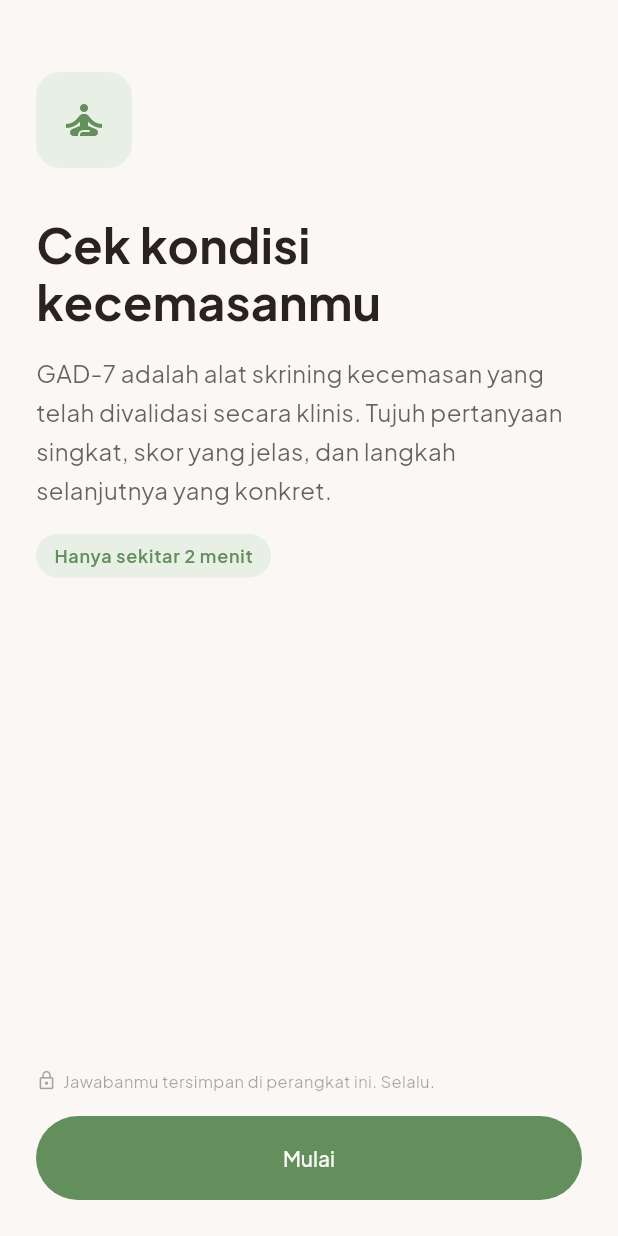
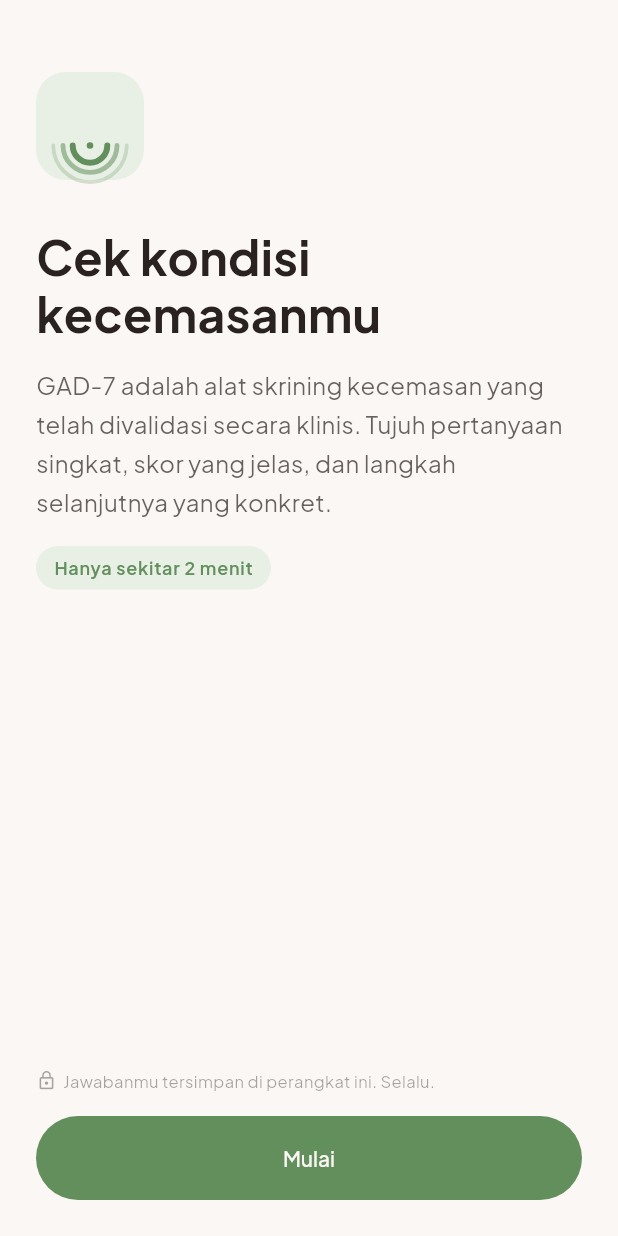
Before and after one commit to nugrahaa878/saujana, a Flutter app: the screen it shows after launch, on a phone screen of 412 x 824 dp. Run offline on Flutter 3.47's test engine with Material 3 defaults, Android fonts, the phone set to English and light mode, and no system bars; our stand-ins replace go_router, google_fonts, hive_flutter; accounts and stored records are empty.

Commit message:
feat: add Saujana logo widget and use it on onboarding screen
Implements the brand logo as a CustomPainter — three concentric rising
arcs anchored to a central dot, representing a horizon expanding outward
(the meaning of "Saujana"). Adapts to light and dark mode via the
app color token system. Replaces the generic icon placeholder on the
onboarding screen.

Co-Authored-By: Claude Sonnet 4.6 <noreply@anthropic.com>

```diff
--- /dev/null
+++ b/lib/core/widgets/saujana_logo.dart
@@ -0,0 +1,79 @@
+import 'dart:math';
+import 'package:flutter/material.dart';
+import 'package:saujana/core/theme/app_colors.dart';
+
+/// Saujana brand logo.
+///
+/// Three concentric rising arcs — representing a horizon expanding outward,
+/// reflecting the name "Saujana" (Malay/Indonesian: as far as the eye can see).
+class SaujanaLogo extends StatelessWidget {
+  const SaujanaLogo({super.key, this.size = 80});
+
+  final double size;
+
+  @override
+  Widget build(BuildContext context) {
+    final isDark = Theme.of(context).brightness == Brightness.dark;
+    final bgColor = isDark ? AppColors.darkActionSubtle : AppColors.actionSubtle;
+
+    return Container(
+      width:  size,
+      height: size,
+      decoration: BoxDecoration(
+        color:        bgColor,
+        borderRadius: BorderRadius.circular(size * 0.28),
+      ),
+      child: CustomPaint(
+        painter: _HorizonPainter(isDark: isDark),
+      ),
+    );
+  }
+}
+
+class _HorizonPainter extends CustomPainter {
+  const _HorizonPainter({required this.isDark});
+  final bool isDark;
+
+  @override
+  void paint(Canvas canvas, Size size) {
+    final color  = isDark ? AppColors.darkActionDefault : AppColors.actionDefault;
+    final cx     = size.width  / 2;
+    final cy     = size.height * 0.68; // anchor point slightly below center
+    final unit   = size.width  * 0.1;  // base radius unit
+
+    final arcs = [
+      (radius: unit * 1.6, opacity: 1.0,  width: unit * 0.55),
+      (radius: unit * 2.5, opacity: 0.55, width: unit * 0.45),
+      (radius: unit * 3.4, opacity: 0.25, width: unit * 0.35),
+    ];
+
+    for (final arc in arcs) {
+      final paint = Paint()
+        ..color       = color.withValues(alpha: arc.opacity)
+        ..style       = PaintingStyle.stroke
+        ..strokeWidth = arc.width
+        ..strokeCap   = StrokeCap.round;
+
+      canvas.drawArc(
+        Rect.fromCenter(
+          center: Offset(cx, cy),
+          width:  arc.radius * 2,
+          height: arc.radius * 2,
+        ),
+        pi,      // start at the left (9 o'clock)
+        -pi,     // sweep counter-clockwise to the right (upper semicircle)
+        false,
+        paint,
+      );
+    }
+
+    // Small filled circle at the anchor point — the "origin" of the view
+    final dotPaint = Paint()
+      ..color = color
+      ..style = PaintingStyle.fill;
+    canvas.drawCircle(Offset(cx, cy), unit * 0.3, dotPaint);
+  }
+
+  @override
+  bool shouldRepaint(_HorizonPainter old) => old.isDark != isDark;
+}
--- a/lib/features/onboarding/onboarding_screen.dart
+++ b/lib/features/onboarding/onboarding_screen.dart
@@ -5,6 +5,7 @@ import 'package:saujana/core/router/app_router.dart';
 import 'package:saujana/core/theme/app_colors.dart';
 import 'package:saujana/core/theme/app_spacing.dart';
 import 'package:saujana/core/theme/app_text_styles.dart';
+import 'package:saujana/core/widgets/saujana_logo.dart';
 
 class OnboardingScreen extends StatelessWidget {
   const OnboardingScreen({super.key});
@@ -22,17 +23,7 @@ class OnboardingScreen extends StatelessWidget {
             children: [
               const SizedBox(height: AppSpacing.s12),
 
-              // Icon placeholder
-              Container(
-                width: 64,
-                height: 64,
-                decoration: BoxDecoration(
-                  color: AppColors.actionSubtle,
-                  borderRadius: BorderRadius.circular(AppRadius.md),
-                ),
-                child: Icon(Icons.self_improvement_outlined,
-                    size: 32, color: AppColors.actionDefault),
-              ),
+              const SaujanaLogo(size: 72),
               const SizedBox(height: AppSpacing.s8),
 
               Text(
```
